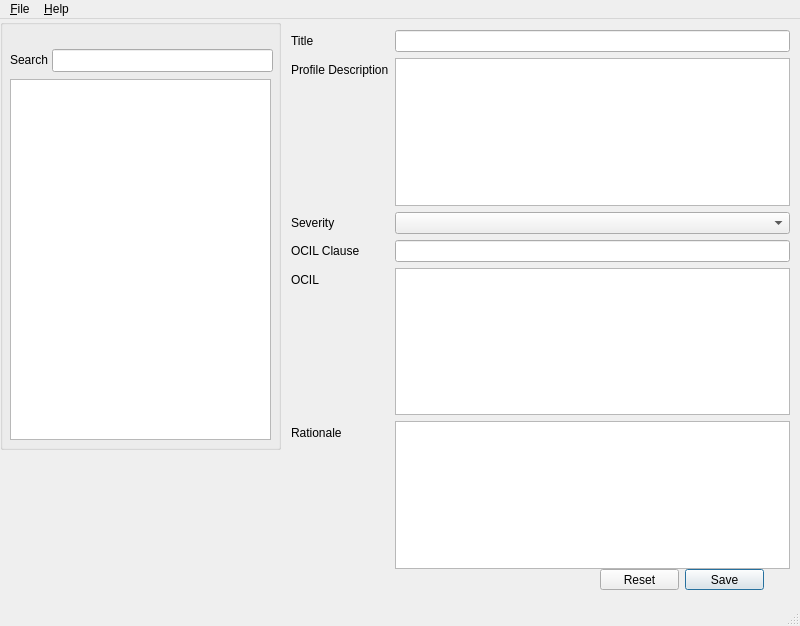
Above: ui/MainWindow.ui from redhatrises/husky before the change. Below: the same form after it.
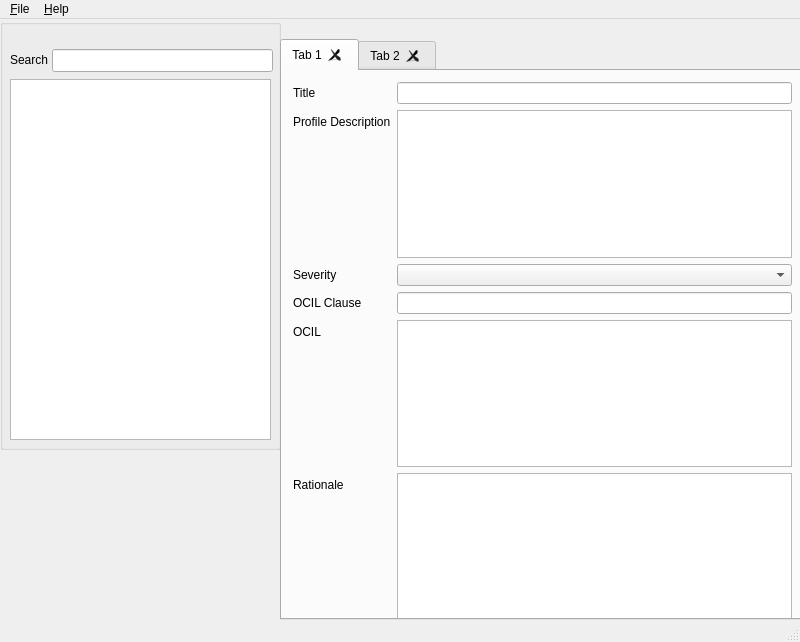
That is the form after the change.

The edit to the form file:
```diff
--- a/ui/MainWindow.ui
+++ b/ui/MainWindow.ui
@@ -7,113 +7,13 @@
     <x>0</x>
     <y>0</y>
     <width>800</width>
-    <height>626</height>
+    <height>642</height>
    </rect>
   </property>
   <property name="windowTitle">
    <string>SCAP Writer</string>
   </property>
   <widget class="QWidget" name="centralwidget">
-   <widget class="QWidget" name="formLayoutWidget">
-    <property name="geometry">
-     <rect>
-      <x>290</x>
-      <y>10</y>
-      <width>501</width>
-      <height>541</height>
-     </rect>
-    </property>
-    <layout class="QFormLayout" name="scapprofile">
-     <property name="leftMargin">
-      <number>1</number>
-     </property>
-     <property name="topMargin">
-      <number>1</number>
-     </property>
-     <property name="rightMargin">
-      <number>1</number>
-     </property>
-     <property name="bottomMargin">
-      <number>1</number>
-     </property>
-     <item row="0" column="0">
-      <widget class="QLabel" name="lblscapprofile">
-       <property name="text">
-        <string>Title</string>
-       </property>
-      </widget>
-     </item>
-     <item row="0" column="1">
-      <widget class="QLineEdit" name="txtProfileTitle"/>
-     </item>
-     <item row="1" column="0">
-      <widget class="QLabel" name="lblprofiledesc">
-       <property name="text">
-        <string>Profile Description</string>
-       </property>
-      </widget>
-     </item>
-     <item row="1" column="1">
-      <widget class="QPlainTextEdit" name="txtProfileDesc"/>
-     </item>
-     <item row="2" column="0">
-      <widget class="QLabel" name="severityLabel">
-       <property name="text">
-        <string>Severity</string>
-       </property>
-      </widget>
-     </item>
-     <item row="2" column="1">
-      <widget class="QComboBox" name="severityComboBox"/>
-     </item>
-     <item row="3" column="0">
-      <widget class="QLabel" name="oCILClauseLabel">
-       <property name="text">
-        <string>OCIL Clause</string>
-       </property>
-      </widget>
-     </item>
-     <item row="3" column="1">
-      <widget class="QLineEdit" name="txtOCILclause"/>
-     </item>
-     <item row="4" column="0">
-      <widget class="QLabel" name="oCILLabel">
-       <property name="text">
-        <string>OCIL</string>
-       </property>
-      </widget>
-     </item>
-     <item row="4" column="1">
-      <widget class="QPlainTextEdit" name="txtOCIL"/>
-     </item>
-     <item row="5" column="0">
-      <widget class="QLabel" name="oRationaleLabel">
-       <property name="frameShape">
-        <enum>QFrame::NoFrame</enum>
-       </property>
-       <property name="text">
-        <string>Rationale</string>
-       </property>
-      </widget>
-     </item>
-     <item row="5" column="1">
-      <widget class="QPlainTextEdit" name="txtRationale"/>
-     </item>
-    </layout>
-   </widget>
-   <widget class="QDialogButtonBox" name="buttonBox">
-    <property name="geometry">
-     <rect>
-      <x>600</x>
-      <y>550</y>
-      <width>164</width>
-      <height>21</height>
-     </rect>
-    </property>
-    <property name="standardButtons">
-     <set>QDialogButtonBox::Reset|QDialogButtonBox::Save</set>
-    </property>
-   </widget>
    <widget class="QGroupBox" name="groupBox">
     <property name="geometry">
      <rect>
@@ -199,6 +99,122 @@
      </property>
     </widget>
    </widget>
+   <widget class="QTabWidget" name="tabWidget">
+    <property name="geometry">
+     <rect>
+      <x>280</x>
+      <y>20</y>
+      <width>531</width>
+      <height>581</height>
+     </rect>
+    </property>
+    <property name="currentIndex">
+     <number>0</number>
+    </property>
+    <property name="tabsClosable">
+     <bool>true</bool>
+    </property>
+    <property name="tabBarAutoHide">
+     <bool>true</bool>
+    </property>
+    <widget class="QWidget" name="tab">
+     <attribute name="title">
+      <string>Tab 1</string>
+     </attribute>
+     <widget class="QWidget" name="formLayoutWidget">
+      <property name="geometry">
+       <rect>
+        <x>10</x>
+        <y>10</y>
+        <width>501</width>
+        <height>541</height>
+       </rect>
+      </property>
+      <layout class="QFormLayout" name="scapprofile">
+       <property name="leftMargin">
+        <number>1</number>
+       </property>
+       <property name="topMargin">
+        <number>1</number>
+       </property>
+       <property name="rightMargin">
+        <number>1</number>
+       </property>
+       <property name="bottomMargin">
+        <number>1</number>
+       </property>
+       <item row="0" column="0">
+        <widget class="QLabel" name="lblscapprofile">
+         <property name="text">
+          <string>Title</string>
+         </property>
+        </widget>
+       </item>
+       <item row="0" column="1">
+        <widget class="QLineEdit" name="txtProfileTitle"/>
+       </item>
+       <item row="1" column="0">
+        <widget class="QLabel" name="lblprofiledesc">
+         <property name="text">
+          <string>Profile Description</string>
+         </property>
+        </widget>
+       </item>
+       <item row="1" column="1">
+        <widget class="QPlainTextEdit" name="txtProfileDesc"/>
+       </item>
+       <item row="2" column="0">
+        <widget class="QLabel" name="severityLabel">
+         <property name="text">
+          <string>Severity</string>
+         </property>
+        </widget>
+       </item>
+       <item row="2" column="1">
+        <widget class="QComboBox" name="severityComboBox"/>
+       </item>
+       <item row="3" column="0">
+        <widget class="QLabel" name="oCILClauseLabel">
+         <property name="text">
+          <string>OCIL Clause</string>
+         </property>
+        </widget>
+       </item>
+       <item row="3" column="1">
+        <widget class="QLineEdit" name="txtOCILclause"/>
+       </item>
+       <item row="4" column="0">
+        <widget class="QLabel" name="oCILLabel">
+         <property name="text">
+          <string>OCIL</string>
+         </property>
+        </widget>
+       </item>
+       <item row="4" column="1">
+        <widget class="QPlainTextEdit" name="txtOCIL"/>
+       </item>
+       <item row="5" column="0">
+        <widget class="QLabel" name="oRationaleLabel">
+         <property name="frameShape">
+          <enum>QFrame::NoFrame</enum>
+         </property>
+         <property name="text">
+          <string>Rationale</string>
+         </property>
+        </widget>
+       </item>
+       <item row="5" column="1">
+        <widget class="QPlainTextEdit" name="txtRationale"/>
+       </item>
+      </layout>
+     </widget>
+    </widget>
+    <widget class="QWidget" name="tab_2">
+     <attribute name="title">
+      <string>Tab 2</string>
+     </attribute>
+    </widget>
+   </widget>
   </widget>
   <widget class="QMenuBar" name="menubar">
    <property name="geometry">
```
